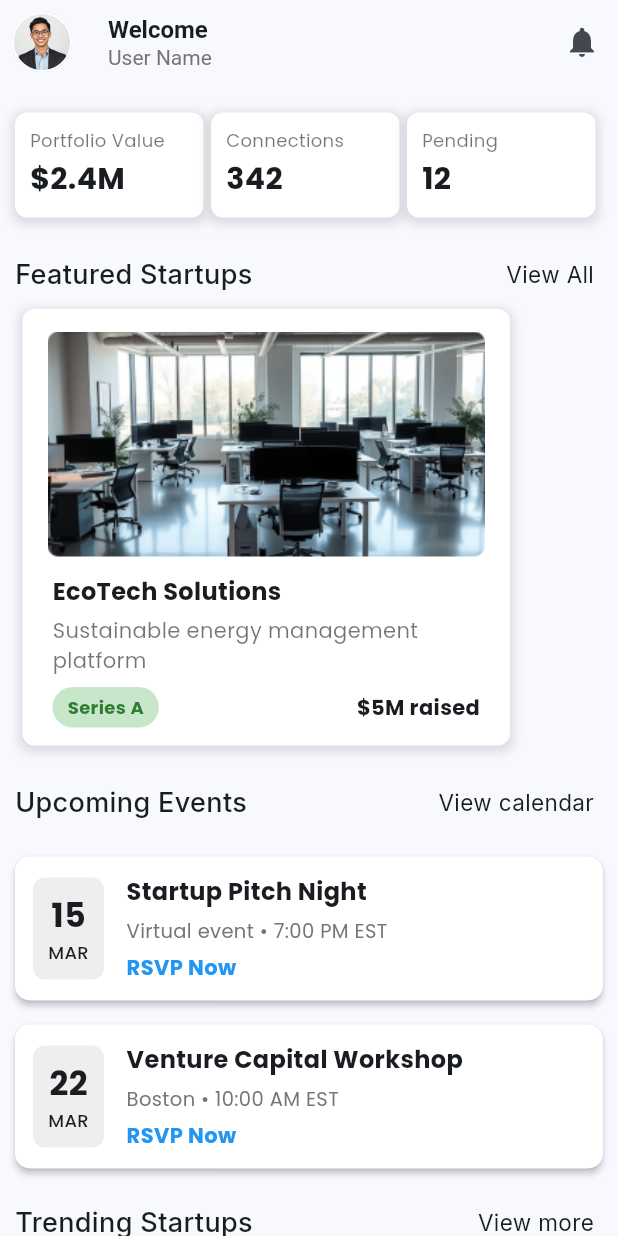
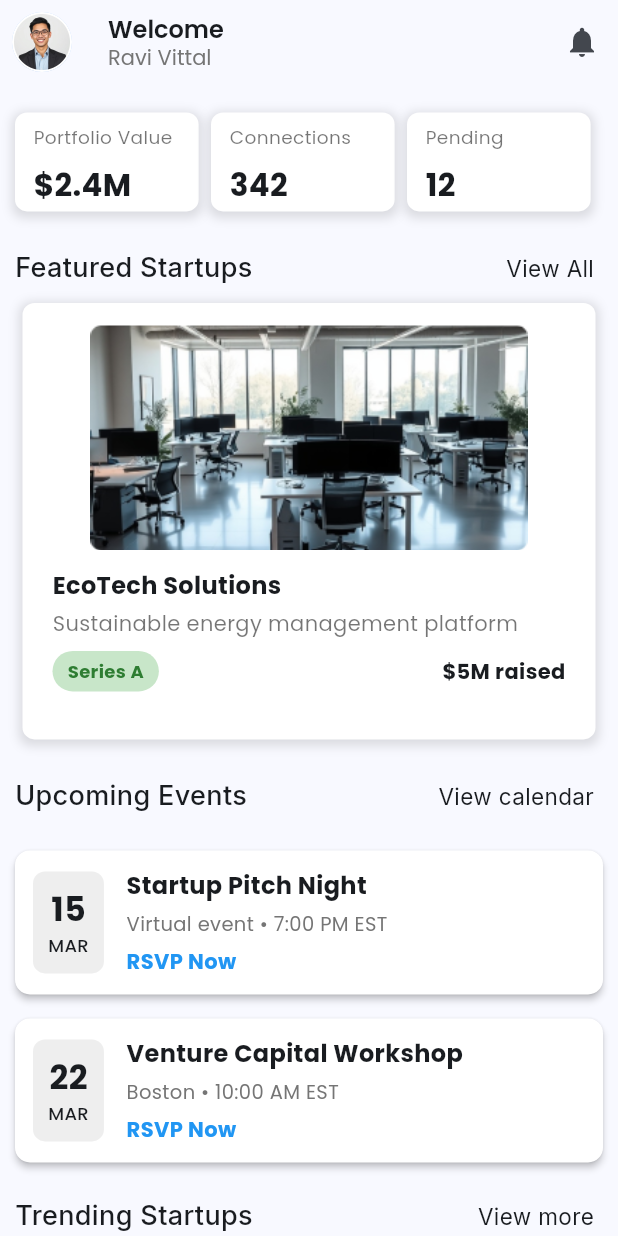
Before and after one commit to Riddhimagupta22/solution_challenge, a Flutter app: the Dashboard screen opened directly, on a phone screen of 412 x 824 dp. Run offline on Flutter 3.47's test engine with Material 3 defaults, Android fonts, the phone set to English and light mode, and no system bars; our stand-ins replace dotted_border, firebase_auth, firebase_core, get, google_fonts, google_maps_flutter and 4 more; accounts and stored records are empty.

Commit message:
new project

```diff
--- a/lib/Frontend/Role Choosing/role_chossing.dart
+++ b/lib/Frontend/Role Choosing/role_chossing.dart
@@ -17,7 +17,7 @@ class RoleChoosing extends StatelessWidget {
       appBar: AppBar(
         title: Text(
           "SparkHub",
-          style: GoogleFonts.inter(fontSize: 23, fontWeight: FontWeight.w800),
+          style: GoogleFonts.inter(fontSize: 23, fontWeight: FontWeight.w700),
         ),
       ),
       body: SafeArea(
@@ -28,7 +28,7 @@ class RoleChoosing extends StatelessWidget {
               Center(
                 child: Text(
                   "Choose Your Role",
-                  style: GoogleFonts.poppins(fontSize: 22, fontWeight: FontWeight.w700, height: 1.2),
+                  style: GoogleFonts.poppins(fontSize: 22, fontWeight: FontWeight.w600, height: 1.2),
                 ),
               ),
               Text(
--- a/lib/Frontend/Screen/Account/account.dart
+++ b/lib/Frontend/Screen/Account/account.dart
@@ -50,10 +50,10 @@ class Account extends StatelessWidget {
                     ),
                     SizedBox(height: 8),
                     Text(
-                      "xyz",
+                      "Ravi Vittal",
                       style: GoogleFonts.poppins(
                           fontSize: 18,
-                          fontWeight: FontWeight.bold,
+                          fontWeight: FontWeight.w500,
                           color: Colors.white),
                     ),
                     Row(
@@ -76,7 +76,7 @@ class Account extends StatelessWidget {
               child: Column(
                 crossAxisAlignment: CrossAxisAlignment.start,
                 children: [
-                  PersonalInfo(label: "Full Name", value: "Alexander Mitchell"),
+                  PersonalInfo(label: "Full Name", value: "Ravi Vittal"),
                   PersonalInfo(
                       label: "Bio",
                       value:
--- a/lib/Frontend/Screen/Chat/Chat Widgets/connection_request.dart
+++ b/lib/Frontend/Screen/Chat/Chat Widgets/connection_request.dart
@@ -4,8 +4,8 @@ import 'package:google_fonts/google_fonts.dart';
 class ConnectionRequests extends StatelessWidget {
   final List<Map<String, String>> connectionRequests = [
     {"name": "Sriharsha Majety", "role": "Swiggy", "image": "Assets/images/sriharsha majesty.png"},
-    {"name": "Sriharsha Majety", "role": "Swiggy", "image": "Assets/images/sriharsha majesty.png"},
-    {"name": "Sriharsha Majety", "role": "Swiggy", "image": "Assets/images/sriharsha majesty.png"},
+    {"name": "Sara Sharma", "role": "Swiggy", "image": "Assets/images/IMG@1x (12).png"},
+    {"name": "Sahil Verma", "role": "Swiggy", "image": "Assets/images/IMG@1x (14).png"},
     {"name": "Sriharsha Majety", "role": "Swiggy", "image": "Assets/images/sriharsha majesty.png"},
   ];
 
--- a/lib/Frontend/Screen/Chat/Chat Widgets/messages_list.dart
+++ b/lib/Frontend/Screen/Chat/Chat Widgets/messages_list.dart
@@ -10,24 +10,24 @@ class MessagesList extends StatelessWidget {
       "time": "2m ago",
       "image": "Assets/images/sriharsha majesty.png"
     },{
-      "name": "Sriharsha Majety",
+      "name": "Gopal Aggrawal",
       "role": "Lead Investor, Swiggy",
       "message": "Thanks for sharing your pitch",
       "time": "2m ago",
-      "image": "Assets/images/sriharsha majesty.png"
+      "image": "Assets/images/IMG@1x (14).png"
     },{
-      "name": "Sriharsha Majety",
+      "name": "Sanjiv",
       "role": "Lead Investor, Swiggy",
       "message": "Thanks for sharing your pitch",
       "time": "2m ago",
-      "image": "Assets/images/sriharsha majesty.png"
+      "image": "Assets/images/IMG@1x (13).png"
     },
     {
-      "name": "Sriharsha Majety",
+      "name": "Leena Nair",
       "role": "Lead Investor, Swiggy",
       "message": "Thanks for sharing your pitch",
       "time": "2m ago",
-      "image": "Assets/images/sriharsha majesty.png"
+      "image": "Assets/images/IMG@1x (12).png"
     },
   ];
 
--- a/lib/Frontend/Screen/dashbord/Dashboard Widgets/feature_widgets.dart
+++ b/lib/Frontend/Screen/dashbord/Dashboard Widgets/feature_widgets.dart
@@ -9,11 +9,13 @@ class FeatureCard extends StatelessWidget {
 
   @override
   Widget build(BuildContext context) {
+    var srcwidth = MediaQuery.of(context).size.width;
+    var srcheigth = MediaQuery.of(context).size.height;
     return Expanded(
       child: Container(
-        width: 110,
-        height: 70,
-        padding: EdgeInsets.only(top: 10,left: 10),
+        width: srcwidth*.110,
+        height: srcheigth*.08,
+        padding: EdgeInsets.only(top: srcwidth*.02,left: srcwidth*.03),
         decoration: BoxDecoration(
           color: Colors.white,
           borderRadius: BorderRadius.circular(8),
@@ -32,13 +34,13 @@ class FeatureCard extends StatelessWidget {
           children: [
             Text(
               title,
-              style: GoogleFonts.poppins(fontSize: 12, color: Colors.black54),
+              style: GoogleFonts.poppins(fontSize: srcwidth*.03, color: Colors.black54),
             ),
-            SizedBox(height: 3,),
+            SizedBox(height: srcheigth*.009,),
 
             Text(
               value,
-              style: GoogleFonts.poppins(fontSize: 20, fontWeight: FontWeight.bold),
+              style: GoogleFonts.poppins(fontSize: srcwidth*.05, fontWeight: FontWeight.w700),
             ),
           ],
         ),
@@ -50,19 +52,20 @@ class FeatureCard extends StatelessWidget {
 class DashboardStats extends StatelessWidget {
   @override
   Widget build(BuildContext context) {
+    var srcwidth = MediaQuery.of(context).size.width;
     return Padding(
       padding: EdgeInsets.symmetric( vertical: 10),
       child: Row(
         mainAxisAlignment: MainAxisAlignment.spaceBetween,
         children: [
           FeatureCard(title: "Portfolio Value", value: "\$2.4M"),
-          SizedBox(width: 5,),
+          SizedBox(width: srcwidth*.02,),
 
           FeatureCard(title: "Connections", value: "342"),
-          SizedBox(width: 5,),
+          SizedBox(width: srcwidth*.02,),
 
           FeatureCard(title: "Pending", value: "12"),
-          SizedBox(width: 5,),
+          SizedBox(width: srcwidth*.02,),
         ],
       ),
     );
--- a/lib/Frontend/Screen/dashbord/Dashboard Widgets/message_widget.dart
+++ b/lib/Frontend/Screen/dashbord/Dashboard Widgets/message_widget.dart
@@ -5,13 +5,13 @@ class MessageList extends StatelessWidget {
   final List<Map<String, dynamic>> messages = [
     {
       "image": "Assets/images/IMG@1x (12).png",
-      "title": "abc",
+      "title": "Sara sharma",
       "subtitle": "Investment proposal discussion",
       "icon": Icons.send,
     },
     {
       "image": "Assets/images/IMG@1x (14).png",
-      "title": "de",
+      "title": "Sahil Verma",
       "subtitle": "Connection Request",
       "icon": Icons.person_add_alt_1,
     },
--- a/lib/Frontend/Screen/dashbord/Dashboard Widgets/startup_card.dart
+++ b/lib/Frontend/Screen/dashbord/Dashboard Widgets/startup_card.dart
@@ -18,8 +18,10 @@ class StartupCard extends StatelessWidget {
 
   @override
   Widget build(BuildContext context) {
+    var srcwidth = MediaQuery.of(context).size.width;
+    var srcheigth = MediaQuery.of(context).size.height;
     return Container(
-      width: 325,
+      width: srcwidth*325,
       height: 291,
       margin: EdgeInsets.symmetric(horizontal: 5, vertical: 10),
       padding: EdgeInsets.only(left: 8,right: 8,top: 15),
@@ -42,7 +44,7 @@ class StartupCard extends StatelessWidget {
             child: Image.asset(
               imageUrl,
               height: 150,
-              width: 331,
+              width: srcwidth*331,
             ),
           ),
           Padding(
--- a/lib/Frontend/Screen/dashbord/dashboard.dart
+++ b/lib/Frontend/Screen/dashbord/dashboard.dart
@@ -1,4 +1,5 @@
 import 'package:flutter/material.dart';
+import 'package:google_fonts/google_fonts.dart';
 import 'package:solution_chanllenge/Frontend/Features/Widgets/custom_widgets.dart';
 import 'package:solution_chanllenge/Frontend/Screen/dashbord/Dashboard%20Widgets/feature_widgets.dart';
 import 'package:solution_chanllenge/Frontend/Screen/dashbord/Dashboard%20Widgets/message_widget.dart';
@@ -33,8 +34,8 @@ class Dashboard extends StatelessWidget {
         title: Column(
           crossAxisAlignment: CrossAxisAlignment.start,
           children: [
-            Text("Welcome", style: TextStyle(fontSize: 16, fontWeight: FontWeight.w600)),
-            Text("User Name", style: TextStyle(fontSize: 14, color: Colors.grey[600])),
+            Text("Welcome", style: GoogleFonts.poppins(fontSize: 16, fontWeight: FontWeight.w600)),
+            Text("Ravi Vittal", style: GoogleFonts.poppins(fontSize: 14, color: Colors.grey[600])),
           ],
         ),
         actions: [
```
Also changed, not shown: lib/Frontend/Auth/login_screen.dart (+21 -12 lines), lib/Frontend/Auth/signup_screen.dart (+17 -5 lines), lib/Frontend/Screen/Explore/Explore Widgets/search_bar.dart (+50 -13 lines), lib/Frontend/Screen/Explore/explore.dart (+35 -24 lines), Assets/images/googlelogo.jpg (added).
